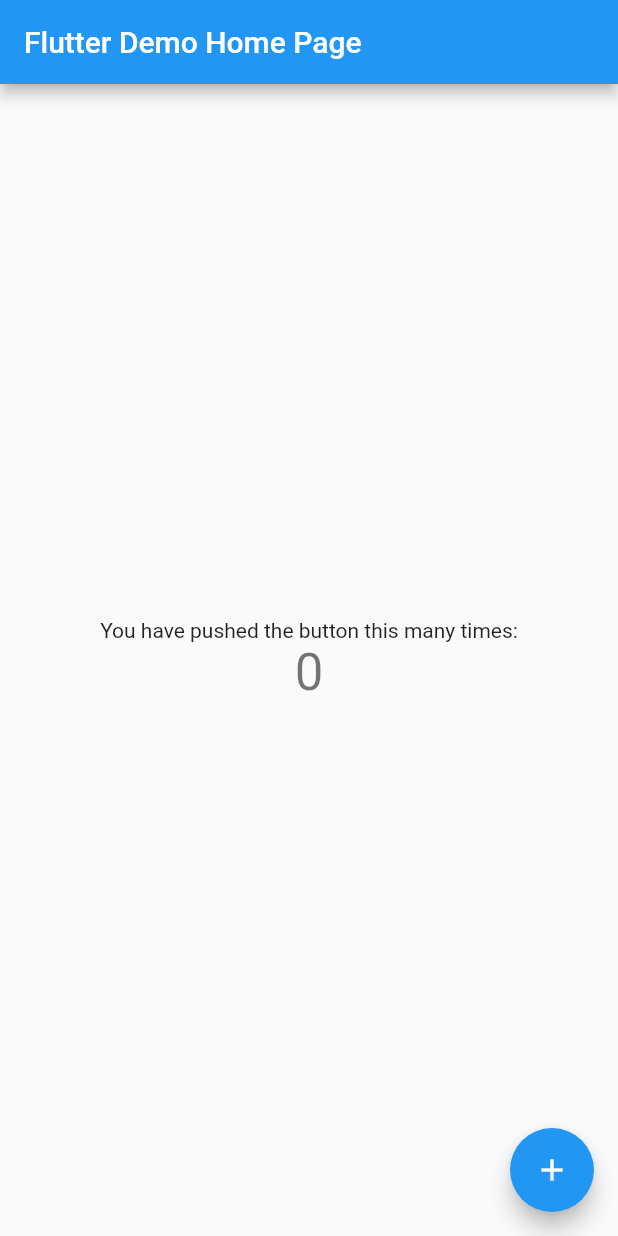
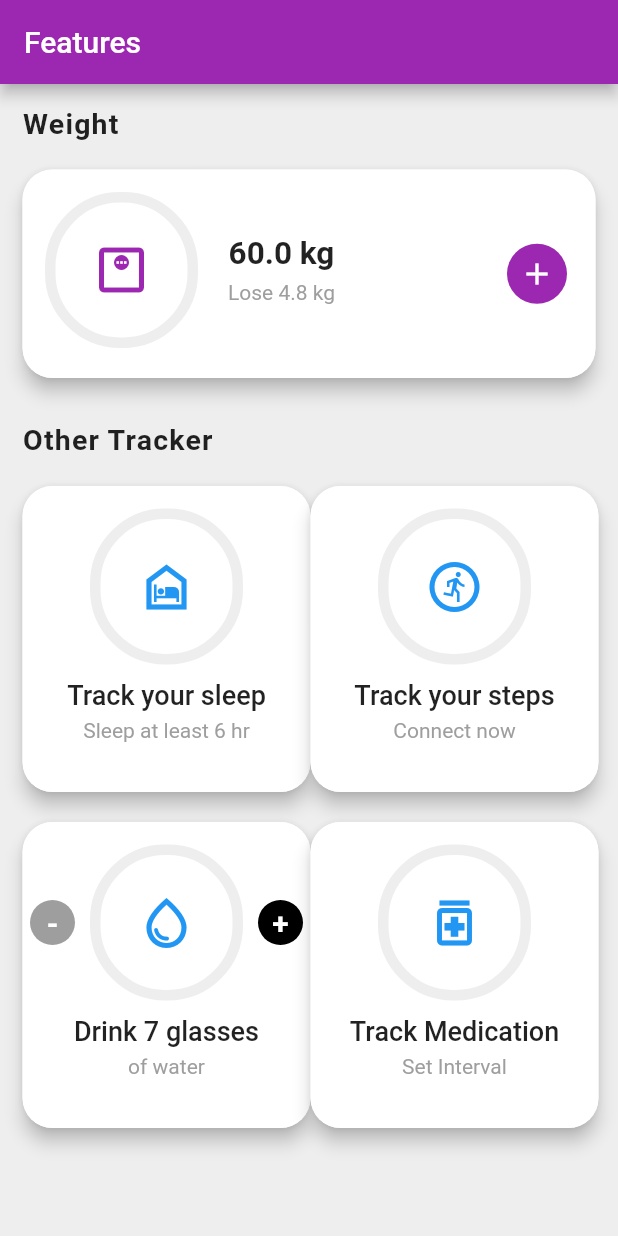
Before and after one commit to tjanhvi/Fitness-Community-App, a Flutter app: the screen it shows after launch, on a phone screen of 412 x 824 dp. Run offline on Flutter 3.47's test engine with Material 2 defaults, Android fonts, the phone set to English and light mode, and no system bars.

Commit message:
Tracker and weight section done

```diff
--- a/fitness_app/lib/main.dart
+++ b/fitness_app/lib/main.dart
@@ -1,3 +1,4 @@
+import 'package:fitness_app/screens/features_screen.dart';
 import 'package:flutter/material.dart';
 
 void main() {
@@ -12,9 +13,9 @@
     return MaterialApp(
       title: 'Flutter Demo',
       theme: ThemeData(
-        primarySwatch: Colors.blue,
+        primarySwatch: Colors.purple,
       ),
-      home: const MyHomePage(title: 'Flutter Demo Home Page'),
+      home: FeaturesScreen(),
     );
   }
 }
--- /dev/null
+++ b/fitness_app/lib/screens/features_screen.dart
@@ -0,0 +1,390 @@
+// ignore_for_file: prefer_const_literals_to_create_immutables, prefer_const_constructors
+
+import 'package:flutter/material.dart';
+
+class FeaturesScreen extends StatelessWidget {
+  const FeaturesScreen({super.key});
+
+  @override
+  Widget build(BuildContext context) {
+    return Scaffold(
+        backgroundColor: Colors.grey.shade200,
+        appBar: AppBar(title: const Text("Features")),
+        body: Padding(
+          padding: const EdgeInsets.all(15.0),
+          child: Column(
+            children: [
+              Row(
+                //weight section
+                children: [
+                  const Text(
+                    "Weight",
+                    style: TextStyle(
+                        fontSize: 19,
+                        fontWeight: FontWeight.w700,
+                        letterSpacing: 0.8),
+                  ),
+                ],
+              ),
+              SizedBox(
+                height: 20,
+              ),
+              Material(
+                elevation: 5,
+                borderRadius: BorderRadius.all(Radius.circular(20)),
+                child: Container(
+                  padding: EdgeInsets.all(15.0),
+                  height: MediaQuery.of(context).size.height - 685,
+                  width: MediaQuery.of(context).size.width,
+                  decoration: BoxDecoration(
+                    color: Colors.white,
+                    borderRadius: BorderRadius.all(Radius.circular(20)),
+                  ),
+                  child: Row(
+                    mainAxisAlignment: MainAxisAlignment.spaceBetween,
+                    children: [
+                      Column(
+                        children: [
+                          Row(
+                            children: [
+                              Container(
+                                height:
+                                    MediaQuery.of(context).size.height - 720,
+                                width: MediaQuery.of(context).size.width - 310,
+                                decoration: BoxDecoration(
+                                    borderRadius: BorderRadius.circular(50),
+                                    border: Border.all(
+                                        width: 7, color: Colors.grey.shade200)),
+                                child: Icon(
+                                  Icons.monitor_weight_outlined,
+                                  color: Colors.purple,
+                                  size: 40,
+                                ),
+                              ),
+                              SizedBox(
+                                width: 20,
+                              ),
+                              Column(
+                                children: [
+                                  Text(
+                                    "60.0 kg",
+                                    style: TextStyle(
+                                        fontWeight: FontWeight.w700,
+                                        fontSize: 21),
+                                  ),
+                                  SizedBox(
+                                    height: 5,
+                                  ),
+                                  Text(
+                                    "Lose 4.8 kg",
+                                    style: TextStyle(
+                                        fontWeight: FontWeight.w400,
+                                        color: Colors.grey.shade500),
+                                  ),
+                                ],
+                              ),
+                            ],
+                          )
+                        ],
+                      ),
+                      FloatingActionButton.small(
+                        elevation: 0,
+                        onPressed: () {},
+                        child: const Icon(Icons.add),
+                      )
+                    ],
+                  ),
+                ),
+              ),
+              //weight section end Here
+
+              SizedBox(
+                height: 30,
+              ),
+              //other tracker start here
+              Row(
+                children: [
+                  const Text(
+                    "Other Tracker",
+                    style: TextStyle(
+                        fontSize: 19,
+                        fontWeight: FontWeight.w700,
+                        letterSpacing: 0.8),
+                  ),
+                ],
+              ),
+              SizedBox(
+                height: 20,
+              ),
+
+              Column(
+                children: [
+                  //box 1 // Track Your sleep Details
+                  Row(
+                    mainAxisAlignment: MainAxisAlignment.spaceBetween,
+                    children: [
+                      Material(
+                        elevation: 5,
+                        borderRadius: BorderRadius.all(Radius.circular(20)),
+                        child: Container(
+                          padding: EdgeInsets.all(15.0),
+                          height: MediaQuery.of(context).size.height - 620,
+                          width: MediaQuery.of(context).size.width - 220,
+                          decoration: BoxDecoration(
+                            color: Colors.white,
+                            borderRadius: BorderRadius.all(Radius.circular(20)),
+                          ),
+                          child: Column(
+                            children: [
+                              Container(
+                                height:
+                                    MediaQuery.of(context).size.height - 720,
+                                width: MediaQuery.of(context).size.width - 310,
+                                decoration: BoxDecoration(
+                                    borderRadius: BorderRadius.circular(50),
+                                    border: Border.all(
+                                        width: 7, color: Colors.grey.shade200)),
+                                child: Icon(
+                                  Icons.night_shelter_outlined,
+                                  color: Colors.blue,
+                                  size: 40,
+                                ),
+                              ),
+                              SizedBox(
+                                height: 10,
+                              ),
+                              Text(
+                                "Track your sleep",
+                                style: TextStyle(
+                                    fontWeight: FontWeight.w500, fontSize: 18),
+                              ),
+                              SizedBox(
+                                height: 5,
+                              ),
+                              Text(
+                                "Sleep at least 6 hr",
+                                style: TextStyle(
+                                    fontWeight: FontWeight.w400,
+                                    color: Colors.grey.shade500),
+                              ),
+                            ],
+                          ),
+                        ),
+                      ),
+                      //box 2 // step count
+                      Material(
+                        elevation: 5,
+                        borderRadius: BorderRadius.all(Radius.circular(20)),
+                        child: Container(
+                          padding: EdgeInsets.all(15.0),
+                          height: MediaQuery.of(context).size.height - 620,
+                          width: MediaQuery.of(context).size.width - 220,
+                          decoration: BoxDecoration(
+                            color: Colors.white,
+                            borderRadius: BorderRadius.all(Radius.circular(20)),
+                          ),
+                          child: Column(
+                            children: [
+                              Container(
+                                height:
+                                    MediaQuery.of(context).size.height - 720,
+                                width: MediaQuery.of(context).size.width - 310,
+                                decoration: BoxDecoration(
+                                    borderRadius: BorderRadius.circular(50),
+                                    border: Border.all(
+                                        width: 7, color: Colors.grey.shade200)),
+                                child: Icon(
+                                  Icons.run_circle_outlined,
+                                  color: Colors.blue,
+                                  size: 40,
+                                ),
+                              ),
+                              SizedBox(
+                                height: 10,
+                              ),
+                              Text(
+                                "Track your steps",
+                                style: TextStyle(
+                                    fontWeight: FontWeight.w500, fontSize: 18),
+                              ),
+                              SizedBox(
+                                height: 5,
+                              ),
+                              Text(
+                                "Connect now",
+                                style: TextStyle(
+                                    fontWeight: FontWeight.w400,
+                                    color: Colors.grey.shade500),
+                              ),
+                            ],
+                          ),
+                        ),
+                      ),
+                    ],
+                  ),
+                  SizedBox(
+                    height: 20,
+                  ),
+
+                  //2nd row of boxes //  glass of water to drink
+                  Row(
+                    mainAxisAlignment: MainAxisAlignment.spaceBetween,
+                    children: [
+                      //row - 2 , box 3 glass of water to drink
+                      Material(
+                        elevation: 5,
+                        borderRadius: BorderRadius.all(Radius.circular(20)),
+                        child: Container(
+                          padding:
+                              EdgeInsets.symmetric(vertical: 15, horizontal: 5),
+                          height: MediaQuery.of(context).size.height - 620,
+                          width: MediaQuery.of(context).size.width - 220,
+                          decoration: BoxDecoration(
+                            color: Colors.white,
+                            borderRadius: BorderRadius.all(Radius.circular(20)),
+                          ),
+                          child: Column(
+                            children: [
+                              Row(
+                                mainAxisAlignment:
+                                    MainAxisAlignment.spaceBetween,
+                                children: [
+                                  GestureDetector(
+                                    onTap: () {},
+                                    child: Container(
+                                      height: 30,
+                                      width: 30,
+                                      decoration: BoxDecoration(
+                                          color: Colors.grey,
+                                          borderRadius:
+                                              BorderRadius.circular(20)),
+                                      child: Center(
+                                          child: Text(
+                                        "-",
+                                        style: TextStyle(
+                                            fontWeight: FontWeight.bold,
+                                            fontSize: 20,
+                                            color: Colors.white),
+                                      )),
+                                    ),
+                                  ),
+                                  Container(
+                                    height: MediaQuery.of(context).size.height -
+                                        720,
+                                    width:
+                                        MediaQuery.of(context).size.width - 310,
+                                    decoration: BoxDecoration(
+                                        borderRadius: BorderRadius.circular(50),
+                                        border: Border.all(
+                                            width: 7,
+                                            color: Colors.grey.shade200)),
+                                    child: Icon(
+                                      Icons.water_drop_outlined,
+                                      color: Colors.blue,
+                                      size: 40,
+                                    ),
+                                  ),
+                                  GestureDetector(
+                                    onTap: () {},
+                                    child: Container(
+                                      height: 30,
+                                      width: 30,
+                                      decoration: BoxDecoration(
+                                          color: Colors.black,
+                                          borderRadius:
+                                              BorderRadius.circular(20)),
+                                      child: Center(
+                                          child: Text(
+                                        "+",
+                                        style: TextStyle(
+                                            fontWeight: FontWeight.bold,
+                                            fontSize: 20,
+                                            color: Colors.white),
+                                      )),
+                                    ),
+                                  )
+                                ],
+                              ),
+                              SizedBox(
+                                height: 10,
+                              ),
+                              Text(
+                                "Drink 7 glasses",
+                                style: TextStyle(
+                                    fontWeight: FontWeight.w500, fontSize: 18),
+                              ),
+                              SizedBox(
+                                height: 5,
+                              ),
+                              Text(
+                                "of water",
+                                style: TextStyle(
+                                    fontWeight: FontWeight.w400,
+                                    color: Colors.grey.shade500),
+                              ),
+                            ],
+                          ),
+                        ),
+                      ),
+
+                      // row 2 , box -4 Medication track
+
+                      Material(
+                        elevation: 5,
+                        borderRadius: BorderRadius.all(Radius.circular(20)),
+                        child: Container(
+                          padding: EdgeInsets.all(15.0),
+                          height: MediaQuery.of(context).size.height - 620,
+                          width: MediaQuery.of(context).size.width - 220,
+                          // height: MediaQuery.of(context).size.width - 280,
+                          // width: MediaQuery.of(context).size.width,
+                          decoration: BoxDecoration(
+                            color: Colors.white,
+                            borderRadius: BorderRadius.all(Radius.circular(20)),
+                          ),
+                          child: Column(
+                            children: [
+                              Container(
+                                height:
+                                    MediaQuery.of(context).size.height - 720,
+                                width: MediaQuery.of(context).size.width - 310,
+                                decoration: BoxDecoration(
+                                    borderRadius: BorderRadius.circular(50),
+                                    border: Border.all(
+                                        width: 7, color: Colors.grey.shade200)),
+                                child: Icon(
+                                  Icons.medication_outlined,
+                                  color: Colors.blue,
+                                  size: 40,
+                                ),
+                              ),
+                              SizedBox(
+                                height: 10,
+                              ),
+                              Text(
+                                "Track Medication",
+                                style: TextStyle(
+                                    fontWeight: FontWeight.w500, fontSize: 18),
+                              ),
+                              SizedBox(
+                                height: 5,
+                              ),
+                              Text(
+                                "Set Interval",
+                                style: TextStyle(
+                                    fontWeight: FontWeight.w400,
+                                    color: Colors.grey.shade500),
+                              ),
+                            ],
+                          ),
+                        ),
+                      ),
+                    ],
+                  ),
+                ],
+              ),
+            ],
+          ),
+        ));
+  }
+}
```
